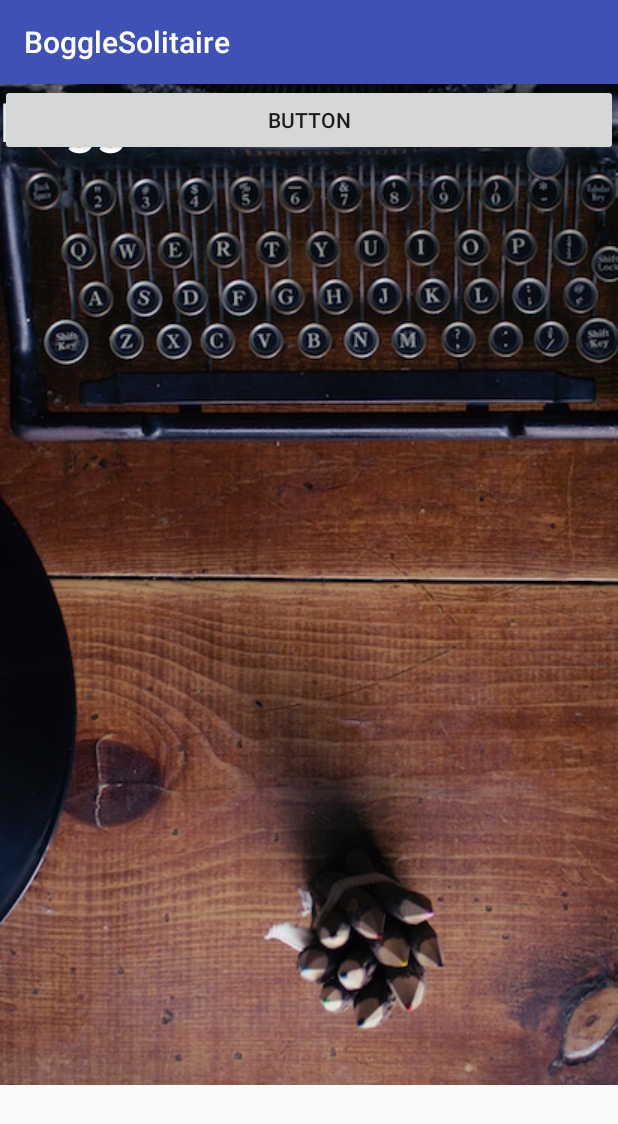
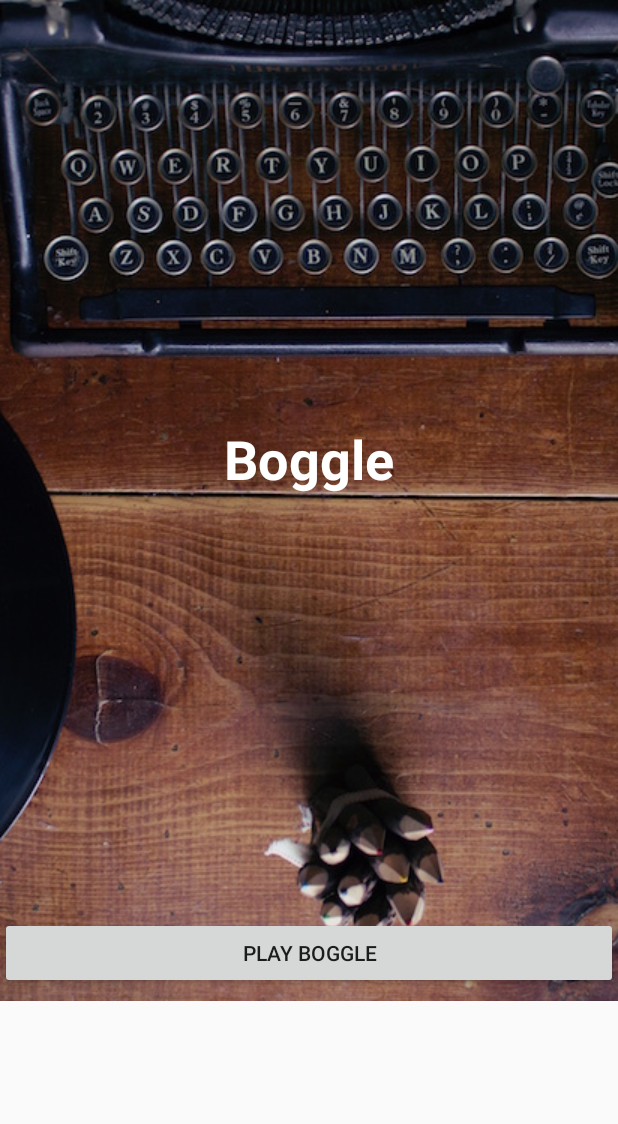
Before and after one commit to seacamjen/boggle-solitare, an Android app: the screen it shows after launch (MainActivity), on a phone screen of 412 x 824 dp. Shown: the top 1124 px of the screen. Run offline under Robolectric (Android 15) with nearby library versions, the phone set to English and light mode, and no system bars; our stand-ins replace ButterKnife.

```diff
--- a/app/build.gradle
+++ b/app/build.gradle
@@ -20,11 +20,11 @@ android {
 }
 
 dependencies {
-    compile 'com.jakewharton:butterknife:7.0.1'
     compile fileTree(dir: 'libs', include: ['*.jar'])
     androidTestCompile('com.android.support.test.espresso:espresso-core:2.2.2', {
         exclude group: 'com.android.support', module: 'support-annotations'
     })
+    compile 'com.jakewharton:butterknife:7.0.1'
     compile 'com.android.support:appcompat-v7:25.3.1'
     compile 'com.android.support.constraint:constraint-layout:1.0.2'
     testCompile 'junit:junit:4.12'
--- a/app/src/main/java/com/epicodus/bogglesolitaire/MainActivity.java
+++ b/app/src/main/java/com/epicodus/bogglesolitaire/MainActivity.java
@@ -1,8 +1,10 @@
 package com.epicodus.bogglesolitaire;
 
+import android.content.Intent;
 import android.support.v7.app.AppCompatActivity;
 import android.os.Bundle;
 import android.util.Log;
+import android.view.View;
 import android.widget.Button;
 
 import java.util.ArrayList;
@@ -11,77 +13,22 @@ import java.util.concurrent.ThreadLocalRandom;
 import butterknife.Bind;
 import butterknife.ButterKnife;
 
-public class MainActivity extends AppCompatActivity {
+public class MainActivity extends AppCompatActivity implements View.OnClickListener{
     @Bind(R.id.playButton) Button mPlayButton;
-    private Character[] allLetters = new Character[] {
-            'A', 'B', 'C', 'D', 'E', 'F', 'G', 'H', 'I', 'J', 'K', 'L', 'M', 'N', 'O', 'P', 'Q', 'R', 'S', 'T', 'U', 'V', 'W', 'X', 'Y', 'Z'
-    };
-    private Character[] vowels = new Character[] {'A', 'E', 'I', 'O', 'U', 'Y'};
-    private ArrayList<Character> currentLetterSet= new ArrayList<>();
-
 
     @Override
     protected void onCreate(Bundle savedInstanceState) {
         super.onCreate(savedInstanceState);
         setContentView(R.layout.activity_main);
-        currentLetterSet = generateLetters();
         ButterKnife.bind(this);
-
-        ArrayList<Character> testLetterSet = new ArrayList<>();
-        testLetterSet.add('A');
-        testLetterSet.add('B');
-        testLetterSet.add('C');
-        testLetterSet.add('D');
-        testLetterSet.add('E');
-        testLetterSet.add('F');
-        testLetterSet.add('O');
-        testLetterSet.add('U');
-        String testWord = "cade";
-        if(isValidWordInLetterSet(testWord, testLetterSet)){
-         Log.d("success", "Yay!!");
-        }
-
+        mPlayButton.setOnClickListener(this);
     }
 
-    public ArrayList<Character> generateLetters(){
-        ArrayList<Character> output = new ArrayList<>();
-        for (int i =0; i<6; i++){
-            int randomNum = ThreadLocalRandom.current().nextInt(0,allLetters.length);
-            output.add(allLetters[randomNum]);
+    @Override
+    public void onClick(View v){
+        if(v==mPlayButton){
+            Intent intent = new Intent(MainActivity.this, GameplayActivity.class);
+            startActivity(intent);
         }
-        for(int i=0; i<2; i++){
-            int randomNum = ThreadLocalRandom.current().nextInt(0,vowels.length);
-            output.add(vowels[randomNum]);
-        }
-        return output;
     }
-
-    public boolean isValidWordInLetterSet(String word, ArrayList<Character> letterSet){
-        boolean returnVal = false;
-        if(word.length()<3 || word.length()>8){
-            returnVal =  false;
-        } else{
-            word = word.toUpperCase();
-            int originalLetterSetSize = letterSet.size();
-            for(int i=0; i<word.length(); i++){
-                Character test = word.charAt(i);
-                if(letterSet.contains(word.charAt(i))){
-                    int letterMatchIndex = letterSet.indexOf(word.charAt(i));
-                    letterSet.remove(letterMatchIndex);
-                    if(originalLetterSetSize - word.length() == letterSet.size()){
-                        returnVal = true;
-                    }
-                } else if (!letterSet.contains(word.charAt(i))){
-                    returnVal = false;
-                } else {
-                    returnVal = false;
-                }
-            }
-        }
-
-        Log.d("returnVal", String.valueOf(returnVal));
-        return returnVal;
-    }
-
-
 }
--- a/app/src/main/res/layout/activity_main.xml
+++ b/app/src/main/res/layout/activity_main.xml
@@ -6,13 +6,6 @@
     android:layout_height="match_parent"
     tools:context="com.epicodus.bogglesolitaire.MainActivity">
 
-    <Button
-        android:id="@+id/playButton"
-        android:layout_width="fill_parent"
-        android:layout_height="wrap_content"
-        android:text="Button"
-        tools:layout_editor_absoluteX="148dp"
-        tools:layout_editor_absoluteY="422dp" />
 
     <ImageView
         android:id="@+id/imageView"
@@ -23,6 +16,7 @@
         tools:layout_editor_absoluteX="0dp"
         tools:layout_editor_absoluteY="0dp" />
 
+
     <TextView
         android:id="@+id/textView"
         android:layout_width="wrap_content"
@@ -31,6 +25,23 @@
         android:textColor="@android:color/background_light"
         android:textSize="36sp"
         android:textStyle="bold"
-        tools:layout_editor_absoluteX="136dp"
-        tools:layout_editor_absoluteY="215dp" />
+        android:layout_marginLeft="8dp"
+        app:layout_constraintLeft_toLeftOf="parent"
+        android:layout_marginRight="8dp"
+        app:layout_constraintRight_toRightOf="parent"
+        app:layout_constraintTop_toTopOf="@+id/imageView"
+        android:layout_marginTop="8dp"
+        android:layout_marginBottom="8dp"
+        app:layout_constraintBottom_toTopOf="@+id/playButton" />
+
+    <Button
+        android:id="@+id/playButton"
+        android:layout_width="fill_parent"
+        android:layout_height="wrap_content"
+        android:text="Play Boggle"
+        tools:layout_editor_absoluteX="0dp"
+        app:layout_constraintBottom_toBottomOf="@+id/imageView"
+        android:layout_marginBottom="8dp" />
+
+
 </android.support.constraint.ConstraintLayout>
--- a/app/src/main/res/values/styles.xml
+++ b/app/src/main/res/values/styles.xml
@@ -8,4 +8,6 @@
         <item name="colorAccent">@color/colorAccent</item>
     </style>
 
+    <style name="NoActionBarTheme" parent="Theme.AppCompat.Light.NoActionBar"></style>
+
 </resources>
```
Also changed, not shown: app/src/main/AndroidManifest.xml (+9 -1 lines), app/src/main/java/com/epicodus/bogglesolitaire/GameplayActivity.java (added, +72 -0 lines), app/src/main/java/com/epicodus/bogglesolitaire/boggleLetterAdapter.java (added, +53 -0 lines), app/src/main/res/layout/activity_gameplay.xml (added, +25 -0 lines), app/src/main/res/layout/boggle_letter_grid_item.xml (added, +17 -0 lines), 1 other file.
